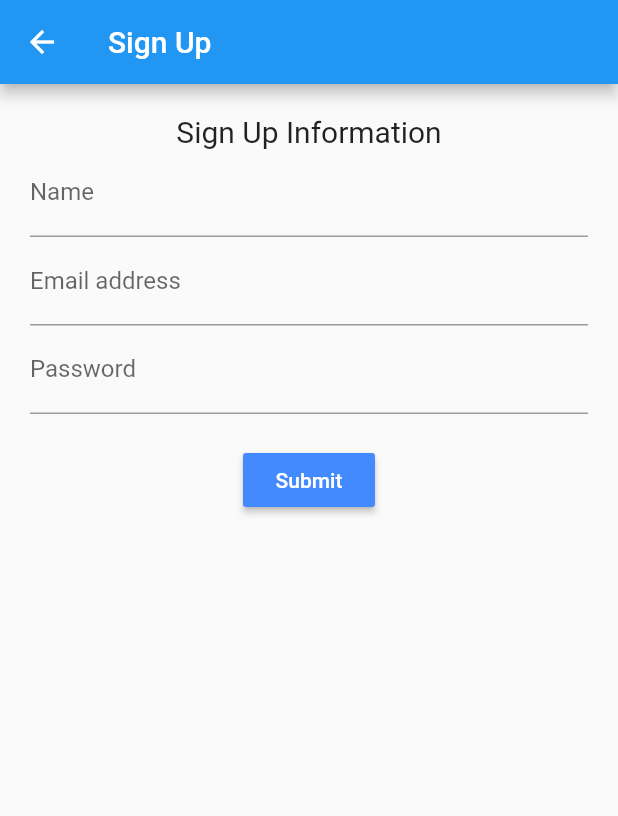
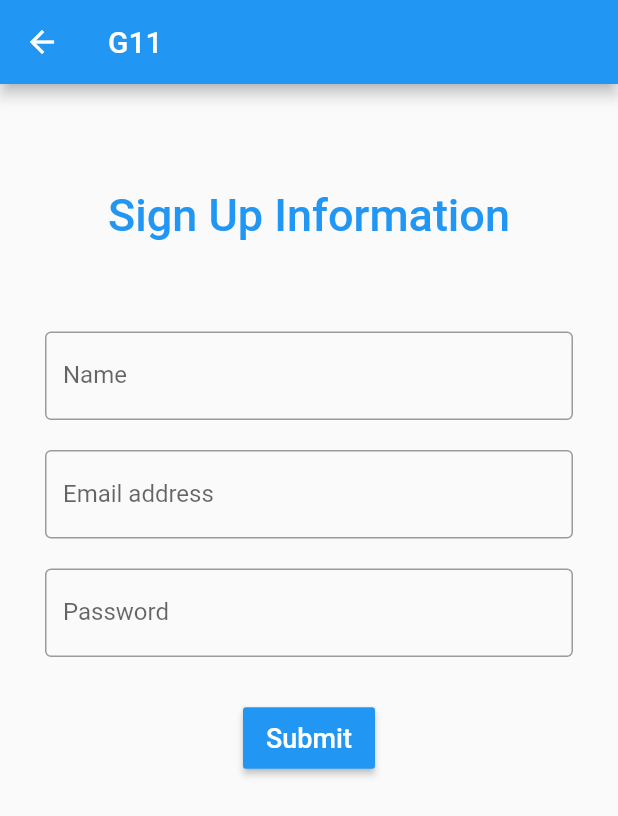
Before and after one commit to laznar/KarmaFlutterG11, a Flutter app: the screen it shows after launch, after a tap on "Sign up", on a phone screen of 412 x 824 dp. Shown: the top 816 px of the screen. Run offline on Flutter 3.47's test engine with Material 2 defaults, Android fonts, the phone set to English and light mode, and no system bars; our stand-ins replace cloud_firestore, firebase_auth, firebase_database, shared_preferences; accounts and stored records are empty.

Commit message:
vista sing up

```diff
--- a/lib/pages/login_page.dart
+++ b/lib/pages/login_page.dart
@@ -14,7 +14,9 @@ class LoginView extends StatelessWidget {
         appBar: AppBar(
           title: Text("G11"),
         ),
-        body: Center(
+        body: SingleChildScrollView(
+          child: Center(
+
             child: Column(
               children: [
                 SizedBox(height: 20),
@@ -44,7 +46,7 @@ class LoginView extends StatelessWidget {
                 ),
                 Container(
                   padding: EdgeInsets.all(10),
-                child: TextField(
+                  child: TextFormField(
                     keyboardType: TextInputType.emailAddress,
                     controller: this.controllerEmail,
                     decoration: InputDecoration(
@@ -56,7 +58,7 @@ class LoginView extends StatelessWidget {
                 Container(
 
                   padding: EdgeInsets.fromLTRB(10, 10, 10, 0),
-                child: TextField(
+                  child: TextFormField(
                     obscureText: true,
                     keyboardType: TextInputType.text,
                     controller: this.controllerPassword,
@@ -119,6 +121,7 @@ class LoginView extends StatelessWidget {
 
               ],
             ),
+          ),
         ));
   }
 
--- a/lib/pages/signup_page.dart
+++ b/lib/pages/signup_page.dart
@@ -18,7 +18,7 @@ class _SignInViewState extends State<SignInView> {
   Widget build(BuildContext context) {
     return Scaffold(
         appBar: AppBar(
-          title: Text("Sign Up"),
+          title: Text("G11"),
         ),
         body: Center(
           child: Container(
@@ -28,19 +28,37 @@ class _SignInViewState extends State<SignInView> {
               child: Column(
                 crossAxisAlignment: CrossAxisAlignment.center,
                 children: [
-                  Text(
-                    "Sign Up Information",
-                    style: TextStyle(fontSize: 20),
-                  ),
-                  TextFormField(
+                  Container(
+                      alignment: Alignment.center,
+                      padding: EdgeInsets.fromLTRB(10, 50, 10, 10),
+                      child: Text(
+                        'Sign Up Information',
+                        style: TextStyle(
+                            color: Colors.blue,
+                            fontWeight: FontWeight.w500,
+                            fontSize: 30),
+                      )),
+                  Container(
+                    padding: EdgeInsets.fromLTRB(10, 50, 10, 10),
+                    child: TextField(
                       controller: this.controllerName,
                       keyboardType: TextInputType.name,
-                    decoration: InputDecoration(labelText: "Name"),
+                      decoration: InputDecoration(
+                        border: OutlineInputBorder(),
+                        labelText: 'Name',
                       ),
-                  TextFormField(
+                    ),
+                  ),
+                  Container(
+                    padding: EdgeInsets.all(10),
+                    child: TextFormField(
                       controller: this.controllerEmail,
                       keyboardType: TextInputType.emailAddress,
-                    decoration: InputDecoration(labelText: "Email address"),
+                      decoration: InputDecoration(
+                        border: OutlineInputBorder(),
+                        labelText: 'Email address',
+
+                      ),
                       validator: (value) {
                         if (value.isEmpty) {
                           return "Enter email address";
@@ -50,11 +68,18 @@ class _SignInViewState extends State<SignInView> {
                         return null;
                       },
                     ),
-                  TextFormField(
+
+                  ),
+
+                  Container(
+                    padding: EdgeInsets.all(10),
+                    child: TextFormField(
                       controller: this.controllerPassword,
                       keyboardType: TextInputType.text,
-                    obscureText: true,
-                    decoration: InputDecoration(labelText: "Password"),
+                      decoration: InputDecoration(
+                        border: OutlineInputBorder(),
+                        labelText: 'Password',
+                      ),
                       validator: (value) {
                         if (value.isEmpty) {
                           return "Enter password";
@@ -64,10 +89,12 @@ class _SignInViewState extends State<SignInView> {
                         return null;
                       },
                     ),
+                  ),
                   SizedBox(
                     height: 20,
                   ),
                   RaisedButton(
+                    padding: EdgeInsets.fromLTRB(10, 10, 10, 10),
                     onPressed: () {
                       final form = _formKey.currentState;
                       form.save();
@@ -76,9 +103,14 @@ class _SignInViewState extends State<SignInView> {
                             controllerPassword.text, controllerName.text);
                       }
                     },
-                    color: Colors.blueAccent,
                     textColor: Colors.white,
-                    child: Text('Submit'),
+                    color: Colors.blue,
+                    child: Text(
+                      'Submit',
+                      style: TextStyle(
+                        fontSize: 18.0,
+                      ),
+                    ),
                   )
                 ],
               ),
```
Lines whose indentation alone changed are shown as unchanged.
